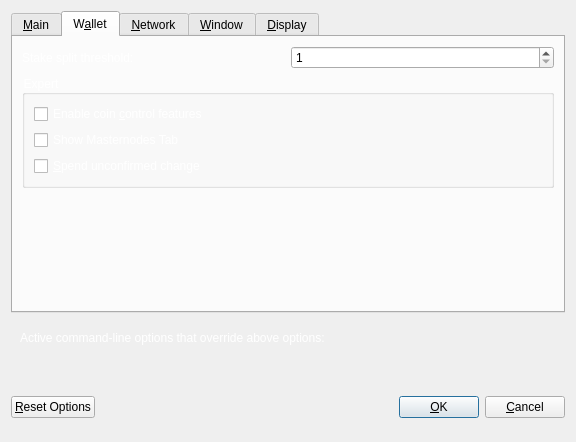
Above: src/qt/forms/optionsdialog.ui from Jeean007/Vulcoin before the change. Below: the same form after it.
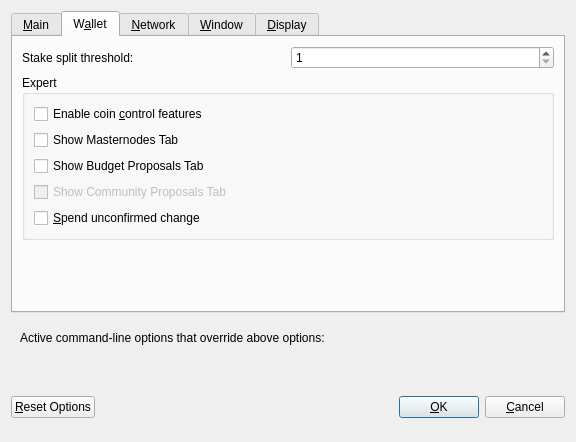
That is the form after the change. The open tabs and pages were chosen to show the change. Custom widgets are drawn as their Qt base class.

What changed in the file:
```diff
--- a/src/qt/forms/optionsdialog.ui
+++ b/src/qt/forms/optionsdialog.ui
@@ -153,9 +153,6 @@
         <layout class="QHBoxLayout" name="horizontalLayout_2_Wallet">
          <item>
           <widget class="QLabel" name="labelStakeSplitThresholdText">
-           <property name="styleSheet">
-            <string notr="true">color:#fff;</string>
-           </property>
            <property name="text">
             <string>Stake split threshold:</string>
            </property>
@@ -175,9 +172,6 @@
        </item>
        <item>
         <widget class="QGroupBox" name="groupBox">
-         <property name="styleSheet">
-          <string notr="true">color:#fff;</string>
-         </property>
          <property name="title">
           <string>Expert</string>
          </property>
@@ -187,9 +181,6 @@
             <property name="toolTip">
              <string>Whether to show coin control features or not.</string>
             </property>
-            <property name="styleSheet">
-             <string notr="true">color:#fff;</string>
-            </property>
             <property name="text">
              <string>Enable coin &amp;control features</string>
             </property>
@@ -200,22 +191,39 @@
             <property name="toolTip">
              <string>Show additional tab listing all your masternodes in first sub-tab&lt;br/&gt;and all masternodes on the network in second sub-tab.</string>
             </property>
-            <property name="styleSheet">
-             <string notr="true">color:#fff;</string>
-            </property>
             <property name="text">
              <string>Show Masternodes Tab</string>
             </property>
            </widget>
           </item>
+          <item>
+           <widget class="QCheckBox" name="showBudgetProposalsTab">
+            <property name="toolTip">
+             <string>Show tab in the governance tab listing the Budget Proposals</string>
+            </property>
+            <property name="text">
+             <string>Show Budget Proposals Tab</string>
+            </property>
+           </widget>
+          </item>
+          <item>
+           <widget class="QCheckBox" name="showCommunityProposalsTab">
+            <property name="enabled">
+             <bool>false</bool>
+            </property>
+            <property name="toolTip">
+             <string>Show tab in the governance tab listing the Community Proposals</string>
+            </property>
+            <property name="text">
+             <string>Show Community Proposals Tab</string>
+            </property>
+           </widget>
+          </item>
           <item>
            <widget class="QCheckBox" name="spendZeroConfChange">
             <property name="toolTip">
              <string>If you disable the spending of unconfirmed change, the change from a transaction&lt;br/&gt;cannot be used until that transaction has at least one confirmation.&lt;br/&gt;This also affects how your balance is computed.</string>
             </property>
-            <property name="styleSheet">
-             <string notr="true">color:#fff;</string>
-            </property>
             <property name="text">
              <string>&amp;Spend unconfirmed change</string>
             </property>
@@ -565,9 +573,6 @@
        <layout class="QHBoxLayout" name="horizontalLayout_Bottom">
         <item>
          <widget class="QLabel" name="overriddenByCommandLineInfoLabel">
-          <property name="styleSheet">
-           <string notr="true">color:#fff;</string>
-          </property>
           <property name="text">
            <string>Active command-line options that override above options:</string>
           </property>
```
Left out of the diff: 58 changed lines with no effect on the pictures.
